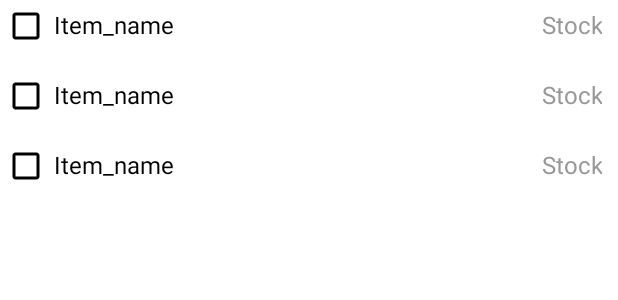
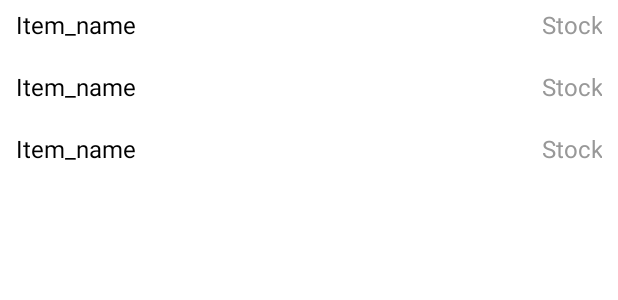
Before and after one commit to GrujicBard/ShoppingAssistant, an Android app: the layout fragment_database.xml on its own in the app's theme, with its tools: preview values and no code run, on a phone screen of 412 x 824 dp. Shown: the top 300 px of the screen. Run offline under Robolectric (Android 15) with nearby library versions, the phone set to English and light mode, and no system bars.

Commit message:
Revert "Added items that are added at database creation"
This reverts commit 8bf6a681f583cc6d4ea091a77e63f2bb826c2cc2.

```diff
--- a/app/build.gradle
+++ b/app/build.gradle
@@ -54,7 +54,6 @@ dependencies {
     implementation "androidx.activity:activity-ktx:1.4.0"
     implementation("androidx.fragment:fragment-ktx:1.4.1")
 
-
     // Room components
     implementation "androidx.room:room-ktx:2.4.2"
     kapt "androidx.room:room-compiler:2.4.2"
--- a/app/src/main/java/com/example/tzva_naloga_1/database/ItemApplication.kt
+++ b/app/src/main/java/com/example/tzva_naloga_1/database/ItemApplication.kt
@@ -6,7 +6,7 @@ import kotlinx.coroutines.SupervisorJob
 
 class ItemsApplication : Application() {
     // No need to cancel this scope as it'll be torn down with the process
-    private val applicationScope = CoroutineScope(SupervisorJob())
+    val applicationScope = CoroutineScope(SupervisorJob())
     // Using by lazy so the database and the repository are only created when they're needed
     // rather than when the application starts
     val database by lazy { ItemRoomDatabase.getDatabase(this, applicationScope) }
--- a/app/src/main/java/com/example/tzva_naloga_1/database/entities/ItemEntity.kt
+++ b/app/src/main/java/com/example/tzva_naloga_1/database/entities/ItemEntity.kt
@@ -49,13 +49,12 @@ enum class Shop{
 
 enum class ItemCategory{
     MILK_EGGS_AND_DAIRY_PRODUCTS,
-    MEAT_PRODUCTS,
+    MEAT_AND_MEAT_PRODUCTS,
     BREAD_AND_PASTRIES,
     FROZEN_FOOD,
     SOFT_DRINKS,
     ALCOHOL,
-    SOUPS_RICE_AND_SAUCES,
-    SALTY_SNACKS,
+    STEWS_SOUPS_RICE_AND_SAUCES,
     CLEANING_PRODUCTS;
 
     override fun toString(): String {
--- a/app/src/main/res/drawable/ic_baseline_check_box_outline_blank_24.xml
+++ /dev/null
@@ -1,5 +0,0 @@
-<vector android:height="24dp" android:tint="#000000"
-    android:viewportHeight="24" android:viewportWidth="24"
-    android:width="24dp" xmlns:android="http://schemas.android.com/apk/res/android">
-    <path android:fillColor="@android:color/white" android:pathData="M19,5v14H5V5h14m0,-2H5c-1.1,0 -2,0.9 -2,2v14c0,1.1 0.9,2 2,2h14c1.1,0 2,-0.9 2,-2V5c0,-1.1 -0.9,-2 -2,-2z"/>
-</vector>
--- a/app/src/main/res/layout/recyclerview_item.xml
+++ b/app/src/main/res/layout/recyclerview_item.xml
@@ -3,7 +3,7 @@
     xmlns:app="http://schemas.android.com/apk/res-auto"
     xmlns:tools="http://schemas.android.com/tools"
     android:layout_width="match_parent"
-    android:layout_height="45dp"
+    android:layout_height="40dp"
     android:layout_marginBottom="1dp"
     android:layout_marginStart="5dp"
     android:layout_marginEnd="5dp"
@@ -14,9 +14,7 @@
     <LinearLayout
         style="@style/rv_item_layout"
         android:layout_width="match_parent"
-        android:orientation="vertical"
-        android:layout_marginStart="25dp"
-        android:layout_marginEnd="25dp">
+        android:orientation="vertical">
 
         <TextView
             style="@style/rv_item_tv"
@@ -45,17 +43,14 @@
     <LinearLayout
         style="@style/rv_item_layout"
         android:layout_width="match_parent"
-        android:orientation="vertical"
-        android:layout_marginStart="-5dp">
+        android:orientation="vertical">
 
         <ImageView
-            android:id="@+id/rv_cb"
+            android:id="@+id/check_box"
             android:layout_width="wrap_content"
             android:layout_height="wrap_content"
-            android:src="@drawable/ic_baseline_check_box_outline_blank_24"
-            />
-            <!--android:visibility="gone"-->
-
+            android:src="@drawable/ic_baseline_check_box_24"
+            android:visibility="gone" />
     </LinearLayout>
 
 </RelativeLayout>
```
Also changed, not shown: app/src/main/java/com/example/tzva_naloga_1/adapters/ItemListAdapter.kt (+7 -21 lines), app/src/main/java/com/example/tzva_naloga_1/database/ItemRoomDatabase.kt (+5 -110 lines), app/src/main/java/com/example/tzva_naloga_1/ui/fragments/DatabaseFragment.kt (+2 -6 lines).
